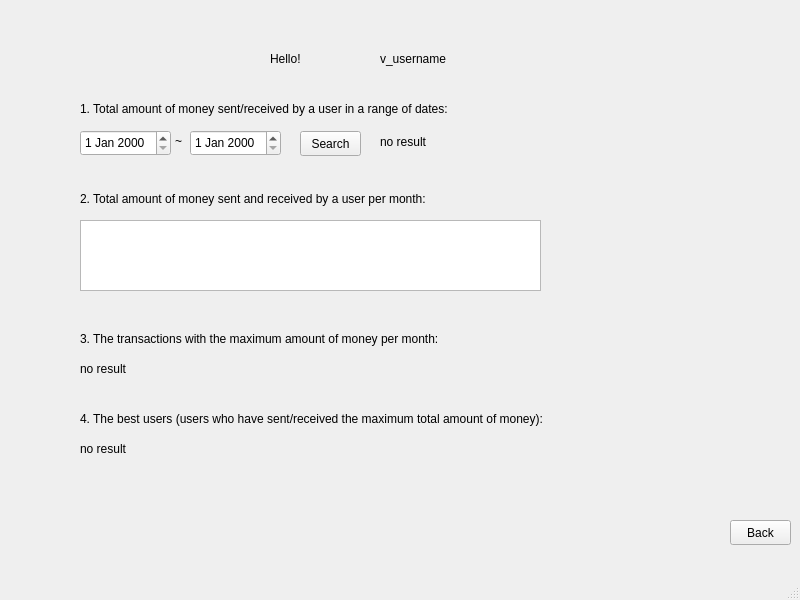
zhipeng-cai/wallet, file ui/statementwindow.ui: the form before one commit.
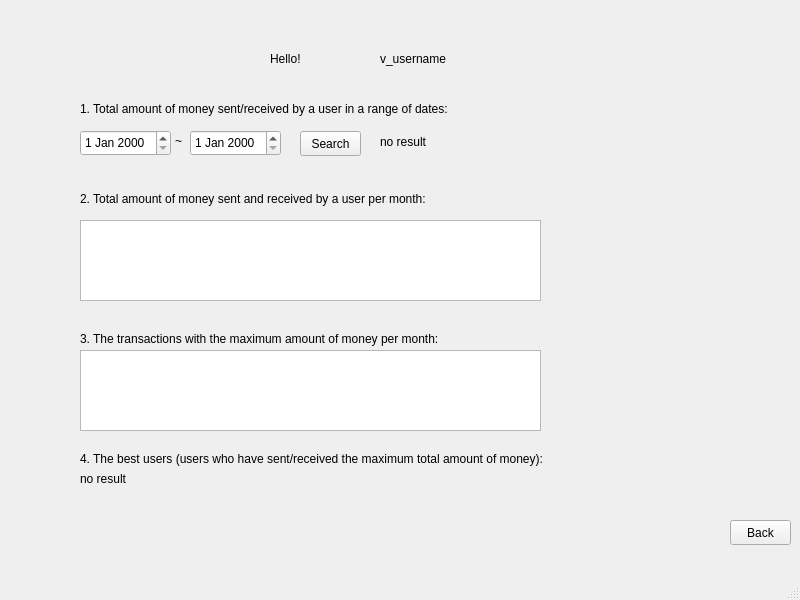
The form after the commit.

Commit message: searchwindow, statementwindow的查询逻辑实现

Diff of the .ui file:
```diff
--- a/ui/statementwindow.ui
+++ b/ui/statementwindow.ui
@@ -118,7 +118,7 @@
       <x>80</x>
       <y>220</y>
       <width>461</width>
-      <height>71</height>
+      <height>81</height>
      </rect>
     </property>
    </widget>
@@ -135,24 +135,11 @@
      <string>3. The transactions with the maximum amount of money per month:</string>
     </property>
    </widget>
-   <widget class="QLabel" name="answer3">
-    <property name="geometry">
-     <rect>
-      <x>80</x>
-      <y>360</y>
-      <width>521</width>
-      <height>17</height>
-     </rect>
-    </property>
-    <property name="text">
-     <string>no result</string>
-    </property>
-   </widget>
    <widget class="QLabel" name="label_9">
     <property name="geometry">
      <rect>
       <x>80</x>
-      <y>410</y>
+      <y>450</y>
       <width>601</width>
       <height>17</height>
      </rect>
@@ -165,7 +152,7 @@
     <property name="geometry">
      <rect>
       <x>80</x>
-      <y>440</y>
+      <y>470</y>
       <width>521</width>
       <height>17</height>
      </rect>
@@ -200,6 +187,16 @@
      <string>Search</string>
     </property>
    </widget>
+   <widget class="QListWidget" name="answer3List">
+    <property name="geometry">
+     <rect>
+      <x>80</x>
+      <y>350</y>
+      <width>461</width>
+      <height>81</height>
+     </rect>
+    </property>
+   </widget>
   </widget>
   <widget class="QMenuBar" name="menubar">
    <property name="geometry">
```
The commit also changes 3 other files.
